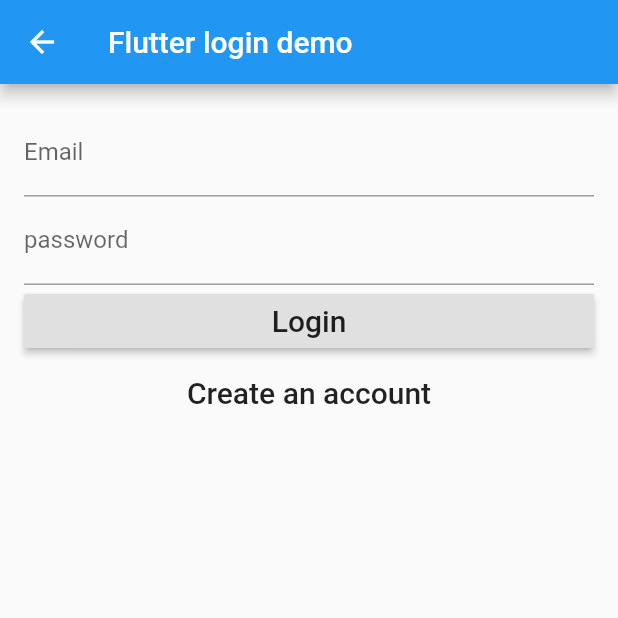
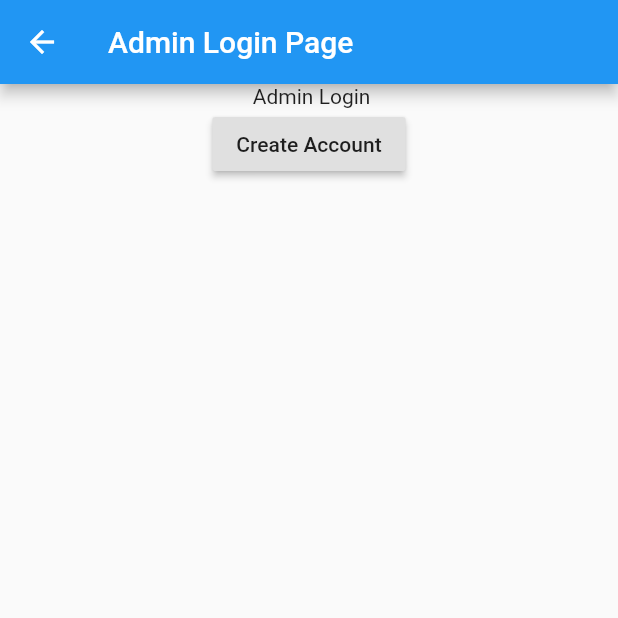
Before and after one commit to priyankasmhetre/SppuStudentApplicationFinal, a Flutter app: the LoginPage screen opened directly, on a phone screen of 412 x 824 dp, the top half of it. Run offline on Flutter 3.47's test engine with Material 2 defaults, Android fonts, the phone set to English and light mode, and no system bars; our stand-ins replace animated_splash_screen, flutter_svg, image_picker, page_transition, qr_flutter, splashscreen; missing offline and left inert: barcode_scan, dart:js; statements that could not run were skipped.

Commit message:
admin login page added newly and add route_setting.dart

```diff
--- /dev/null
+++ b/lib/Screens/Admin_Login.dart
@@ -0,0 +1,37 @@
+import 'package:flutter/material.dart';
+import 'Admin_signup.dart';
+ class LoginPage extends StatefulWidget{
+  @override
+  State<StatefulWidget> createState() =>_LoginState();
+ }
+
+class _LoginState extends State<LoginPage>{
+   String _email;
+   String _password;
+  @override
+  Widget build(BuildContext context) {
+    return Scaffold(
+      appBar: AppBar(
+        title: Text("Admin Login Page"),
+      ),
+      body: Center(
+          child: Column(
+            children: <Widget>[
+              Text(" Admin Login"),
+              // ignore: deprecated_member_use
+              RaisedButton(
+                  child: Text("Create Account"),
+                  onPressed: (){
+                    Navigator.of(context).push(
+                        MaterialPageRoute(
+                            builder: (context) =>Admin_signup(),
+                        )
+                    );
+                  },
+              )
+            ]
+          ),
+        ),
+     );
+  }
+}
--- a/lib/Screens/Admin_login.dart
+++ /dev/null
@@ -1,148 +0,0 @@
-import 'package:flutter/material.dart';
-import 'auth.dart';
-import 'package:firebase_auth/firebase_auth.dart';
-class LoginPage extends StatefulWidget{
-  LoginPage({this.auth});
-  final BaseAuth auth;
-  @override
-  State<StatefulWidget> createState() => new _LoginPageState();
-}
-enum FormType{
-  login,
-  register
-}
-class _LoginPageState extends State<LoginPage> {
-
-  String _email;
-  String _password;
-  FormType _formType = FormType.login;
-  final formKey = new GlobalKey<FormState>();
-
-
-  bool validateAndSave() {
-    final form = formKey.currentState;
-    if (form.validate()) {
-      form.save();
-      return true;
-    }
-    return false;
-  }
-
-  Future<void> validateAndSubmit() async {
-    if (validateAndSave()) {
-      try {
-        if(_formType == FormType.login){
-          String userId = await widget.auth.signInWithEmailAndPassword(_email, _password);
-           final User user = (await FirebaseAuth.instance
-              .signInWithEmailAndPassword(
-            email: _email,
-            password: _password,
-          )).user;
-          print('Signed in : ${userId}');
-        }
-        else{
-          String userId = await widget.auth.createUserWithEmailAndPassword(_email, _password);
-          final User user = (await FirebaseAuth.instance.signInWithEmailAndPassword(email: _email, password: _password,
-          )).user;
-          print('Registered user : ${userId}');
-        }
-      }
-
-      catch (e) {
-        print("Error : $e");
-      }
-    }
-  }
-
-  void moveToRegister() {
-    formKey.currentState.reset();
-    setState(() {
-      _formType = FormType.register;
-    });
-  }
-
-  void moveToLogin() {
-    formKey.currentState.reset();
-    setState(() {
-      _formType = FormType.login;
-    });
-  }
-
-  @override
-  Widget build(BuildContext context) {
-    return new Scaffold(
-      appBar: new AppBar(
-        title: new Text('Flutter login demo'),
-      ),
-      body: new Container(
-          padding: EdgeInsets.all(16.0),
-          child: new Form(
-              key: formKey,
-              child: Column(
-                crossAxisAlignment: CrossAxisAlignment.stretch,
-                children: buildInput() + buildSubmitButtons(),
-              )
-          )
-      ),
-    );
-  }
-
-  List<Widget> buildInput() {
-    return [
-      new TextFormField(
-        decoration: new InputDecoration(labelText: 'Email'),
-        validator: (value) =>
-        value.isEmpty
-            ? 'Email can\'t be empty'
-            : null,
-        onSaved: (value) => _email = value,
-      ),
-      new TextFormField(
-        decoration: new InputDecoration(labelText: 'password'),
-        obscureText: true,
-        validator: (value) =>
-        value.isEmpty
-            ? 'Password can\'t be empty'
-            : null,
-        onSaved: (value) => _password = value,
-      ),
-    ];
-  }
-
-  List<Widget> buildSubmitButtons() {
-    if (_formType == FormType.login) {
-      return [
-        // ignore: deprecated_member_use
-        new RaisedButton(
-          onPressed: validateAndSubmit,
-          child: new Text(
-            'Login', style: new TextStyle(fontSize: 20.0),
-          ),
-        ),
-        // ignore: deprecated_member_use
-        new FlatButton(
-          child: new Text(
-            'Create an account', style: new TextStyle(fontSize: 20.0),),
-          onPressed: moveToRegister,
-        ),
-      ];
-    }
-    else {
-      return [
-        // ignore: deprecated_member_use
-        new RaisedButton(
-          onPressed: validateAndSubmit,
-          child: new Text(
-            'create an account', style: new TextStyle(fontSize: 20.0),
-          ),
-        ),
-        // ignore: deprecated_member_use
-        new FlatButton(
-          child: new Text(
-            'Have an account? Login', style: new TextStyle(fontSize: 20.0),),
-          onPressed: moveToLogin,
-        ),
-      ];
-    }
-  }
-}
--- /dev/null
+++ b/lib/Screens/Admin_signup.dart
@@ -0,0 +1,9 @@
+import 'package:flutter/material.dart';
+class Admin_signup extends StatefulWidget{
+  @override
+  State<StatefulWidget> createState() {
+    // TODO: implement createState
+    throw UnimplementedError();
+  }
+
+}
--- a/lib/Screens/auth.dart
+++ /dev/null
@@ -1,25 +0,0 @@
-import 'package:firebase_auth/firebase_auth.dart';
-import 'dart:async';
-
-abstract class BaseAuth{
-  Future <String> signInWithEmailAndPassword(String email, String password);
-  Future<String> createUserWithEmailAndPassword(String email, String password);
-}
-
-
-class Auth{
-  Future <String> signInWithEmailAndPassword( String email, String password) async{
-    final User  user =  (await FirebaseAuth.instance
-        .signInWithEmailAndPassword(
-      email: email,
-      password: password,
-    )).user;
-    return user.uid;
-  }
-
-  Future<String> createUserWithEmailAndPassword(String email, String password) async{
-      final User  user =  (await FirebaseAuth.instance.createUserWithEmailAndPassword(email : email, password : password)).user;
-    return user.uid;
-  }
-
-}
--- /dev/null
+++ b/lib/Screens/route_setting.dart
@@ -0,0 +1,29 @@
+import 'package:flutter/material.dart';
+
+class RouteGenerator {
+  static Route<dynamic>generatorRoute(RouteSettings){
+    final args = settings.arguments;
+
+    switch(settings.name){
+      case '/':
+        return MaterialPageRoute(builder: (_) => Admin_Login());
+      case '/Admin_signup' :
+        if(args is String){
+          return MaterialPageRoute(
+              builder: (_) => Admin_signup(),
+          );
+    }
+        return _errorRoute();
+  }
+}
+
+static Route<dynamic> _errorRoute(){
+    return MaterialPageRoute(
+        builder: (_) {
+          return AlertDialog(
+            title: Text("Error"),
+          )
+        })
+}
+
+}
--- a/pubspec.yaml
+++ b/pubspec.yaml
@@ -27,9 +27,13 @@ dependencies:
   barcode_scan : ^3.0.1
   qr_flutter: ^3.2.0
   path_provider : ^1.6.0
+  provider: ^4.1.1
   firebase_auth: ^1.0.0
   splashscreen: ^1.3.5
   animated_splash_screen: ^1.0.0
+  firebase_core: ^1.0.0
+  cloud_firestore: ^1.0.0
+  flare_flutter:
 
 
   # The following adds the Cupertino Icons font to your application.
```
Also changed, not shown: lib/main.dart (+5 -4 lines), pubspec.lock.
